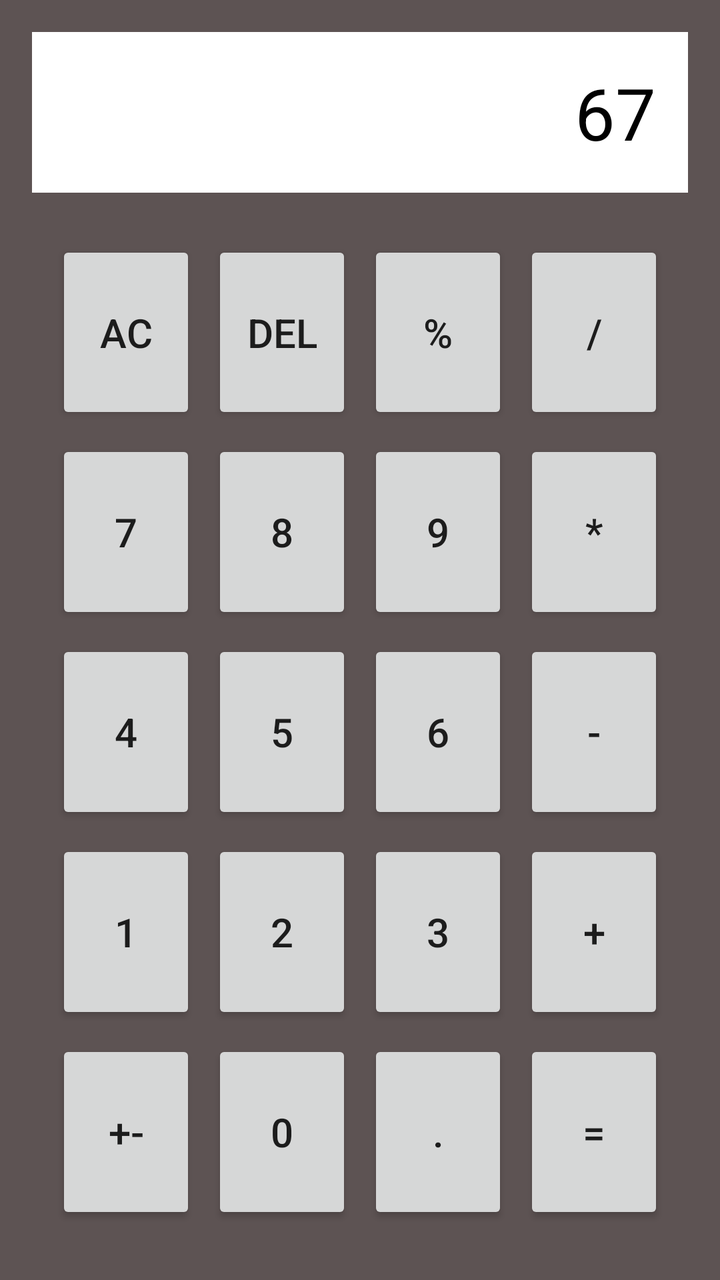
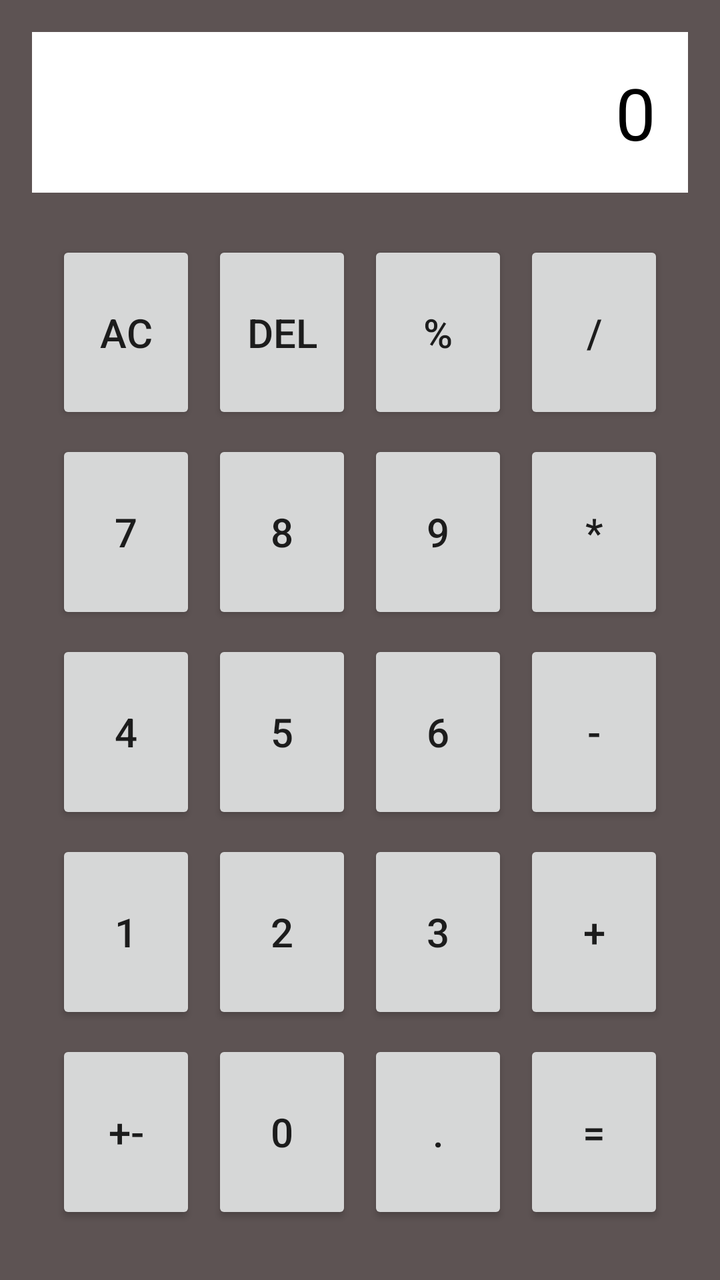

Compare the two renders of this Android layout. The source of the first and the diff that turns it into the second are given below.
<!-- AndroidManifest.xml: application theme Theme.Calculator34 -->
<!-- res/layout/activity_main.xml -->
<?xml version="1.0" encoding="utf-8"?>
<LinearLayout
    xmlns:android="http://schemas.android.com/apk/res/android"
    android:layout_width="match_parent"
    android:layout_height="match_parent"
    android:orientation="vertical"
    android:background="#5D5353"
    android:padding="16dp"
    android:id="@+id/main"
    >

    
    <TextView
        android:id="@+id/txtDisplay"
        android:layout_width="match_parent"
        android:layout_height="wrap_content"
        android:text="67"
        android:padding="16dp"
        android:textColor="@color/black"
        android:gravity="end"
        android:background="#FFFFFF"
        android:layout_marginBottom="12dp"
        android:textSize="36sp"/>

    
    <LinearLayout
        android:layout_width="match_parent"
        android:layout_height="0dp"
        android:layout_weight="1"
        android:orientation="vertical"
        android:padding="8dp">

        
        <LinearLayout
            android:layout_width="match_parent"
            android:layout_height="0dp"
            android:layout_weight="1"
            android:orientation="horizontal">

            
            <Button
                android:id="@+id/btnAC"
                android:layout_width="0dp"
                android:layout_height="match_parent"
                android:layout_weight="1"
                android:text="AC"
                android:layout_margin="4dp"
                android:textSize="20sp"/>

            <Button
                android:id="@+id/btnDel"
                android:layout_width="0dp"
                android:layout_height="match_parent"
                android:layout_weight="1"
                android:text="Del"
                android:layout_margin="4dp"
                android:textSize="20sp"/>

            <Button
                android:id="@+id/btnMod"
                android:layout_width="0dp"
                android:layout_height="match_parent"
                android:layout_weight="1"
                android:text="%"
                android:layout_margin="4dp"
                android:textSize="20sp"/>

            <Button
                android:id="@+id/btnDiv"
                android:layout_width="0dp"
                android:layout_height="match_parent"
                android:layout_weight="1"
                android:text="/"
                android:layout_margin="4dp"
                android:textSize="20sp"/>


        </LinearLayout>

        
        <LinearLayout
            android:layout_width="match_parent"
            android:layout_height="0dp"
            android:layout_weight="1"
            android:orientation="horizontal">

            
            <Button
                android:id="@+id/btn7"
                android:layout_width="0dp"
                android:layout_height="match_parent"
                android:layout_weight="1"
                android:text="7"
                android:layout_margin="4dp"
                android:textSize="20sp"/>

            <Button
                android:id="@+id/btn8"
                android:layout_width="0dp"
                android:layout_height="match_parent"
                android:layout_weight="1"
                android:text="8"
                android:layout_margin="4dp"
                android:textSize="20sp"/>

            <Button
                android:id="@+id/btn9"
                android:layout_width="0dp"
                android:layout_height="match_parent"
                android:layout_weight="1"
                android:text="9"
                android:layout_margin="4dp"
                android:textSize="20sp"/>

            <Button
                android:id="@+id/btnMul"
                android:layout_width="0dp"
                android:layout_height="match_parent"
                android:layout_weight="1"
                android:text="*"
                android:layout_margin="4dp"
                android:textSize="20sp"/>


        </LinearLayout>

        
        <LinearLayout
            android:layout_width="match_parent"
            android:layout_height="0dp"
            android:layout_weight="1"
            android:orientation="horizontal">

            
            <Button
                android:id="@+id/btn4"
                android:layout_width="0dp"
                android:layout_height="match_parent"
                android:layout_weight="1"
                android:text="4"
                android:layout_margin="4dp"
                android:textSize="20sp"/>

            <Button
                android:id="@+id/btn5"
                android:layout_width="0dp"
                android:layout_height="match_parent"
                android:layout_weight="1"
                android:text="5"
                android:layout_margin="4dp"
                android:textSize="20sp"/>

            <Button
                android:id="@+id/btn6"
                android:layout_width="0dp"
                android:layout_height="match_parent"
                android:layout_weight="1"
                android:text="6"
                android:layout_margin="4dp"
                android:textSize="20sp"/>

            <Button
                android:id="@+id/btnMinus"
                android:layout_width="0dp"
                android:layout_height="match_parent"
                android:layout_weight="1"
                android:text="-"
                android:layout_margin="4dp"
                android:textSize="20sp"/>


        </LinearLayout>

        
        <LinearLayout
            android:layout_width="match_parent"
            android:layout_height="0dp"
            android:layout_weight="1"
            android:orientation="horizontal">

            
            <Button
                android:id="@+id/btn1"
                android:layout_width="0dp"
                android:layout_height="match_parent"
                android:layout_weight="1"
                android:text="1"
                android:layout_margin="4dp"
                android:textSize="20sp"/>

            <Button
                android:id="@+id/btn2"
                android:layout_width="0dp"
                android:layout_height="match_parent"
                android:layout_weight="1"
                android:text="2"
                android:layout_margin="4dp"
                android:textSize="20sp"/>

            <Button
                android:id="@+id/btn3"
                android:layout_width="0dp"
                android:layout_height="match_parent"
                android:layout_weight="1"
                android:text="3"
                android:layout_margin="4dp"
                android:textSize="20sp"/>

            <Button
                android:id="@+id/btnPlus"
                android:layout_width="0dp"
                android:layout_height="match_parent"
                android:layout_weight="1"
                android:text="+"
                android:layout_margin="4dp"
                android:textSize="20sp"/>


        </LinearLayout>

        
        <LinearLayout
            android:layout_width="match_parent"
            android:layout_height="0dp"
            android:layout_weight="1"
            android:orientation="horizontal">

            
            <Button
                android:id="@+id/btnSign"
                android:layout_width="0dp"
                android:layout_height="match_parent"
                android:layout_weight="1"
                android:text="+-"
                android:layout_margin="4dp"
                android:textSize="20sp"/>

            <Button
                android:id="@+id/btn0"
                android:layout_width="0dp"
                android:layout_height="match_parent"
                android:layout_weight="1"
                android:text="0"
                android:layout_margin="4dp"
                android:textSize="20sp"/>

            <Button
                android:id="@+id/btnDot"
                android:layout_width="0dp"
                android:layout_height="match_parent"
                android:layout_weight="1"
                android:text="."
                android:layout_margin="4dp"
                android:textSize="20sp"/>

            <Button
                android:id="@+id/btnEqual"
                android:layout_width="0dp"
                android:layout_height="match_parent"
                android:layout_weight="1"
                android:text="="
                android:layout_margin="4dp"
                android:textSize="20sp"/>


        </LinearLayout>



    </LinearLayout>





</LinearLayout>
<!-- resources referenced by this layout -->
<resources>
  <color name="black">#FF000000</color>
  <style name="Theme.Calculator34" parent="Base.Theme.Calculator34" />
  <style name="Base.Theme.Calculator34" parent="Theme.AppCompat.DayNight.NoActionBar">
          
          
      </style>
</resources>

<!-- the commit's change to res/layout/activity_main.xml (unified diff, before → after) -->
@@ -14,7 +14,7 @@
         android:id="@+id/txtDisplay"
         android:layout_width="match_parent"
         android:layout_height="wrap_content"
-        android:text="67"
+        android:text="0"
         android:padding="16dp"
         android:textColor="@color/black"
         android:gravity="end"
